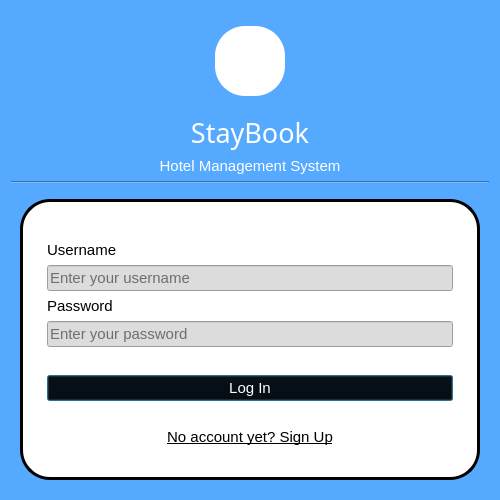
Old version of the form login_dialog.ui in the repository euuii/StayBook.
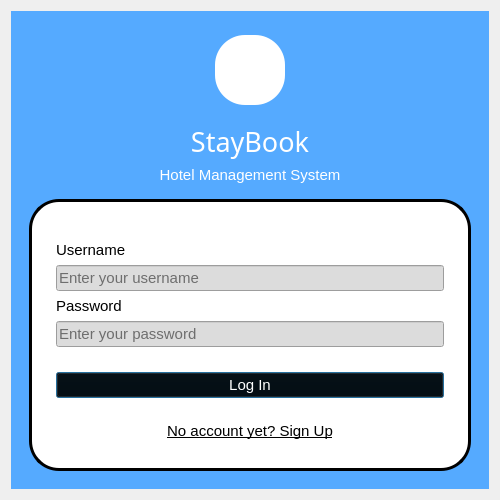
New version of the form. Icons and pictures are not drawn.

```diff
--- a/login_dialog.ui
+++ b/login_dialog.ui
@@ -32,6 +32,12 @@
    <string>Dialog</string>
   </property>
   <property name="styleSheet">
+   <string notr="true"/>
+  </property>
+  <layout class="QVBoxLayout" name="verticalLayout_7">
+   <item>
+    <widget class="QFrame" name="verticalFrame">
+     <property name="styleSheet">
    <string notr="true">background-color: rgb(85, 170, 255);</string>
   </property>
   <layout class="QVBoxLayout" name="verticalLayout_2">
@@ -163,13 +169,6 @@
      </property>
     </widget>
    </item>
-   <item>
-    <widget class="Line" name="line">
-     <property name="orientation">
-      <enum>Qt::Orientation::Horizontal</enum>
-     </property>
-    </widget>
-   </item>
    <item>
     <widget class="QStackedWidget" name="stackedWidget">
      <property name="currentIndex">
@@ -527,6 +526,9 @@
        </item>
       </layout>
      </widget>
+       </widget>
+      </item>
+     </layout>
     </widget>
    </item>
   </layout>
```
Left out of the diff: 4 changed lines with no effect on the pictures. Lines whose indentation alone changed are shown as unchanged.
